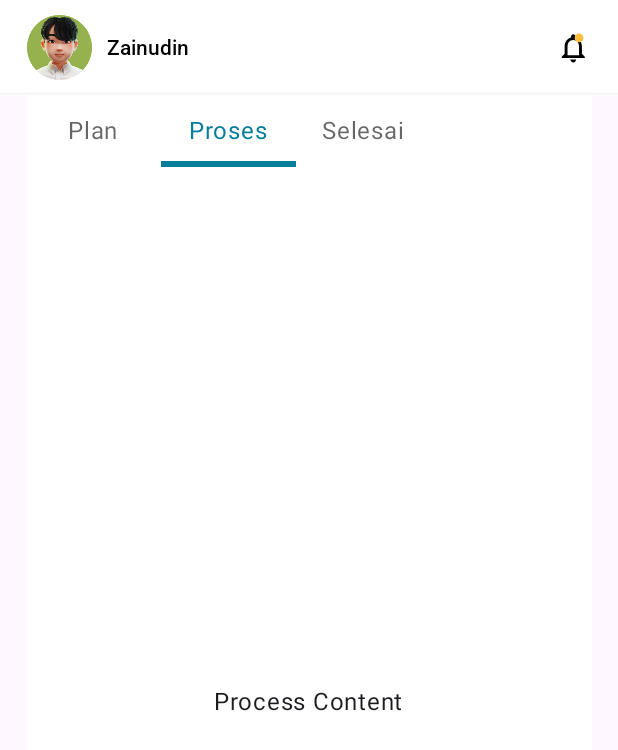
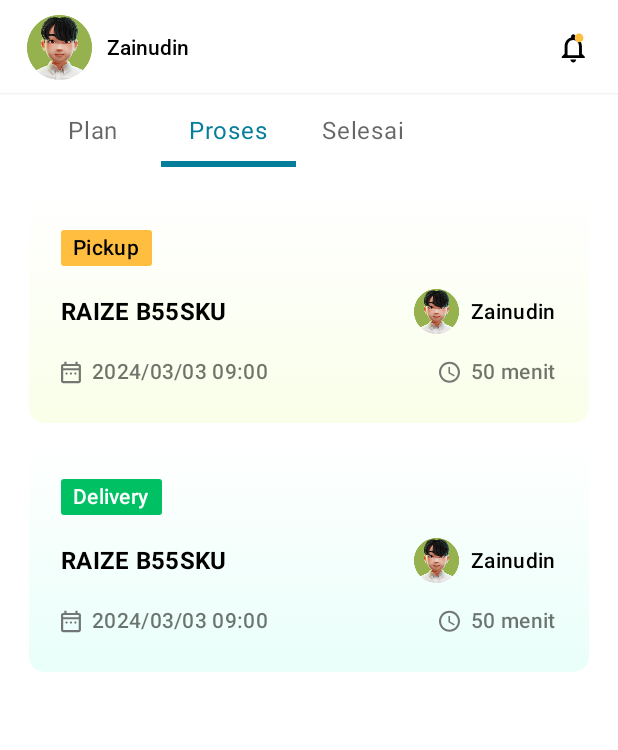
Before and after one commit to FikrTechnology/SiValet_Android, an Android app built with Jetpack Compose: the @Preview function HistoryScreen, tab 2 chosen, on a phone screen of 412 x 824 dp. Shown: the top 750 px of the screen. Run offline under Robolectric (Android 15) with nearby library versions, the phone set to English and light mode, and no system bars; our stand-ins replace accompanist.

Commit message:
Update History Screen - Add Task Card Delivery and Pickup for Tab Plan, Proses, Selesai

```diff
--- a/app/src/main/java/com/example/sivalet/presentation/component/general/ComponentText.kt
+++ b/app/src/main/java/com/example/sivalet/presentation/component/general/ComponentText.kt
@@ -13,6 +13,20 @@ import com.example.sivalet.ui.theme.SiValetColor
 
 
 //////////////////////////////// TEXT Title Style //////////////////////////////////
+@Composable
+fun TextTitleMedium(
+    text: String,
+    color: Color = Color.Unspecified,
+    fontWeight: FontWeight = FontWeight.W400,
+){
+    Text(
+        text = text,
+        style = MaterialTheme.typography.titleMedium,
+        color = color,
+        fontWeight = fontWeight
+    )
+}
+
 @Composable
 fun TextTitleMediumBlack600(
     text: String,
--- /dev/null
+++ b/app/src/main/java/com/example/sivalet/presentation/component/history/ComponentDateTimeHistory.kt
@@ -0,0 +1,31 @@
+package com.example.sivalet.presentation.component.history
+
+import androidx.compose.foundation.layout.Arrangement
+import androidx.compose.foundation.layout.Row
+import androidx.compose.material3.Icon
+import androidx.compose.runtime.Composable
+import androidx.compose.ui.Alignment
+import androidx.compose.ui.graphics.painter.Painter
+import androidx.compose.ui.text.font.FontWeight
+import androidx.compose.ui.unit.dp
+import com.example.sivalet.presentation.component.general.TextBodyMediumGray400
+
+@Composable
+fun ComponentDateTimeHistory(
+    icon: Painter,
+    text: String
+) {
+    Row(
+        horizontalArrangement = Arrangement.spacedBy(7.dp),
+        verticalAlignment = Alignment.CenterVertically
+    ) {
+        Icon(
+            painter = icon,
+            contentDescription = null
+        )
+        TextBodyMediumGray400(
+            text = text,
+            fontWeight = FontWeight.W500
+        )
+    }
+}
--- /dev/null
+++ b/app/src/main/java/com/example/sivalet/presentation/component/history/ComponentTaskCardHistory.kt
@@ -0,0 +1,108 @@
+package com.example.sivalet.presentation.component.history
+
+import androidx.compose.foundation.Image
+import androidx.compose.foundation.background
+import androidx.compose.foundation.layout.Arrangement
+import androidx.compose.foundation.layout.Box
+import androidx.compose.foundation.layout.Column
+import androidx.compose.foundation.layout.Row
+import androidx.compose.foundation.layout.fillMaxWidth
+import androidx.compose.foundation.layout.padding
+import androidx.compose.foundation.layout.size
+import androidx.compose.foundation.layout.wrapContentHeight
+import androidx.compose.foundation.shape.RoundedCornerShape
+import androidx.compose.runtime.Composable
+import androidx.compose.ui.Alignment
+import androidx.compose.ui.Modifier
+import androidx.compose.ui.draw.clip
+import androidx.compose.ui.draw.shadow
+import androidx.compose.ui.graphics.Brush
+import androidx.compose.ui.res.painterResource
+import androidx.compose.ui.text.font.FontWeight
+import androidx.compose.ui.unit.dp
+import com.example.sivalet.R
+import com.example.sivalet.presentation.component.general.CardTag
+import com.example.sivalet.presentation.component.general.TextBodyMediumBlack500
+import com.example.sivalet.presentation.component.general.TextTitleMedium
+import com.example.sivalet.ui.theme.HistoryStrings
+import com.example.sivalet.ui.theme.SiValetColor
+
+@Composable
+fun ComponentTaskCardHistory(
+    isCardDelivery: Boolean = true,
+    carNumber: String,
+    isDriver: Boolean = true,
+    driverName: String,
+    date: String,
+    time: String
+) {
+    Box(
+        modifier = Modifier
+            .fillMaxWidth()
+            .wrapContentHeight()
+            .shadow(
+                2.dp,
+                shape = RoundedCornerShape(10.dp),
+                clip = true
+            )
+            .clip(RoundedCornerShape(10.dp))
+            .background(
+                brush = Brush.verticalGradient(
+                    colors = listOf(
+                        SiValetColor.White,
+                        if (isCardDelivery) SiValetColor.Bubbles else SiValetColor.Ivory
+                    )
+                )
+            ),
+    ) {
+        Column(
+            modifier = Modifier
+                .fillMaxWidth()
+                .padding(horizontal = 21.dp, vertical = 24.dp),
+            verticalArrangement = Arrangement.spacedBy(15.dp)
+        ) {
+            CardTag(
+                text = if (isCardDelivery) HistoryStrings.LABEL_DELIVERY else HistoryStrings.LABEL_PICKUP,
+                backgroundColor = if (isCardDelivery) SiValetColor.Secondary else SiValetColor.Third,
+                textColorBlack = !isCardDelivery,
+            )
+            Row(
+                modifier = Modifier
+                    .fillMaxWidth(),
+                horizontalArrangement = Arrangement.SpaceBetween,
+                verticalAlignment = Alignment.CenterVertically
+            ) {
+                TextTitleMedium(
+                    text = carNumber,
+                    color = SiValetColor.Black,
+                    fontWeight = FontWeight.W700
+                )
+                Row(
+                    horizontalArrangement = Arrangement.spacedBy(8.dp),
+                    verticalAlignment = Alignment.CenterVertically
+                ) {
+                    Image(
+                        modifier = Modifier.size(30.dp),
+                        painter = if (isDriver) painterResource(id = R.drawable.img_profile) else painterResource(id = R.drawable.img_profile_cordinator),
+                        contentDescription = null
+                    )
+                    TextBodyMediumBlack500(text = driverName)
+                }
+            }
+            Row(
+                modifier = Modifier
+                    .fillMaxWidth(),
+                horizontalArrangement = Arrangement.SpaceBetween,
+            ) {
+                ComponentDateTimeHistory(
+                    icon = painterResource(id = R.drawable.ico_date_gray),
+                    text = date
+                )
+                ComponentDateTimeHistory(
+                    icon = painterResource(id = R.drawable.ico_time_gray),
+                    text = time
+                )
+            }
+        }
+    }
+}
--- a/app/src/main/java/com/example/sivalet/presentation/history/HistoryScreen.kt
+++ b/app/src/main/java/com/example/sivalet/presentation/history/HistoryScreen.kt
@@ -1,7 +1,5 @@
 package com.example.sivalet.presentation.history
 
-import androidx.compose.foundation.background
-import androidx.compose.foundation.layout.Box
 import androidx.compose.foundation.layout.Column
 import androidx.compose.foundation.layout.WindowInsets
 import androidx.compose.foundation.layout.fillMaxSize
@@ -15,13 +13,11 @@ import androidx.compose.material.Tab
 import androidx.compose.material.TabRowDefaults
 //noinspection UsingMaterialAndMaterial3Libraries
 import androidx.compose.material.TabRowDefaults.tabIndicatorOffset
-import androidx.compose.material3.Icon
 import androidx.compose.material3.MaterialTheme
 import androidx.compose.material3.Scaffold
 import androidx.compose.material3.Text
 import androidx.compose.runtime.Composable
 import androidx.compose.runtime.rememberCoroutineScope
-import androidx.compose.ui.Alignment
 import androidx.compose.ui.Modifier
 import androidx.compose.ui.res.painterResource
 import androidx.compose.ui.tooling.preview.Preview
@@ -37,11 +33,13 @@ import kotlinx.coroutines.launch
 @Preview(showBackground = true)
 @Composable
 fun HistoryScreen() {
-    val tabs = listOf(HistoryStrings.LABEL_PLAN, HistoryStrings.LABEL_PROCESS, HistoryStrings.LABEL_DONE)
+    val tabs =
+        listOf(HistoryStrings.LABEL_PLAN, HistoryStrings.LABEL_PROCESS, HistoryStrings.LABEL_DONE)
     val pagerState = rememberPagerState()
     val coroutineScope = rememberCoroutineScope()
 
     Scaffold(
+        containerColor = SiValetColor.White,
         contentWindowInsets = WindowInsets(
             left = 17.dp,
             top = 16.dp,
@@ -59,12 +57,11 @@ fun HistoryScreen() {
                 imgTrailing = painterResource(id = R.drawable.ico_notification)
             )
         }
-    ) { paddingValues->
+    ) { paddingValues ->
         Column(
             modifier = Modifier
                 .fillMaxSize()
                 .padding(paddingValues)
-                .background(SiValetColor.White)
         ) {
             // Tabs
             ScrollableTabRow(
@@ -79,7 +76,7 @@ fun HistoryScreen() {
                     )
                 },
                 backgroundColor = SiValetColor.White,
-                divider = {  },
+                divider = { },
             ) {
                 tabs.forEachIndexed { index, title ->
                     Tab(
@@ -95,7 +92,11 @@ fun HistoryScreen() {
                                 style = if (pagerState.currentPage == index) {
                                     MaterialTheme.typography.bodyLarge.copy(color = SiValetColor.Primary)
                                 } else {
-                                    MaterialTheme.typography.bodyLarge.copy(color = SiValetColor.Black.copy(alpha = 0.6f))
+                                    MaterialTheme.typography.bodyLarge.copy(
+                                        color = SiValetColor.Black.copy(
+                                            alpha = 0.6f
+                                        )
+                                    )
                                 }
                             )
                         }
@@ -118,42 +119,3 @@ fun HistoryScreen() {
         }
     }
 }
-
-@Composable
-fun PlanContent() {
-    Box(
-        modifier = Modifier.fillMaxSize(),
-        contentAlignment = Alignment.Center
-    ) {
-        Text(
-            text = "Plan Content",
-            style = MaterialTheme.typography.bodyLarge
-        )
-    }
-}
-
-@Composable
-fun ProcessContent() {
-    Box(
-        modifier = Modifier.fillMaxSize(),
-        contentAlignment = Alignment.Center
-    ) {
-        Text(
-            text = "Process Content",
-            style = MaterialTheme.typography.bodyLarge
-        )
-    }
-}
-
-@Composable
-fun DoneContent() {
-    Box(
-        modifier = Modifier.fillMaxSize(),
-        contentAlignment = Alignment.Center
-    ) {
-        Text(
-            text = "Done Content",
-            style = MaterialTheme.typography.bodyLarge
-        )
-    }
-}
--- /dev/null
+++ b/app/src/main/java/com/example/sivalet/presentation/history/TabDoneScreen.kt
@@ -0,0 +1,45 @@
+package com.example.sivalet.presentation.history
+
+import androidx.compose.foundation.background
+import androidx.compose.foundation.layout.Arrangement
+import androidx.compose.foundation.layout.Column
+import androidx.compose.foundation.layout.fillMaxSize
+import androidx.compose.foundation.layout.fillMaxWidth
+import androidx.compose.foundation.layout.padding
+import androidx.compose.foundation.layout.wrapContentHeight
+import androidx.compose.foundation.shape.RoundedCornerShape
+import androidx.compose.runtime.Composable
+import androidx.compose.ui.Modifier
+import androidx.compose.ui.draw.clip
+import androidx.compose.ui.draw.shadow
+import androidx.compose.ui.graphics.Brush
+import androidx.compose.ui.tooling.preview.Preview
+import androidx.compose.ui.unit.dp
+import com.example.sivalet.presentation.component.history.ComponentTaskCardHistory
+import com.example.sivalet.ui.theme.SiValetColor
+
+@Composable
+fun DoneContent() {
+    Column(
+        modifier = Modifier
+            .fillMaxSize()
+            .padding(vertical = 18.dp, horizontal = 2.dp)
+            .background(SiValetColor.White),
+        verticalArrangement = Arrangement.spacedBy(13.dp)
+    ) {
+        ComponentTaskCardHistory(
+            isCardDelivery = false,
+            carNumber = "RAIZE B55SKU",
+            driverName = "Zainudin",
+            date = "2024/03/03 09:00",
+            time = "50 menit"
+        )
+
+        ComponentTaskCardHistory(
+            carNumber = "RAIZE B55SKU",
+            driverName = "Zainudin",
+            date = "2024/03/03 09:00",
+            time = "50 menit"
+        )
+    }
+}
--- /dev/null
+++ b/app/src/main/java/com/example/sivalet/presentation/history/TabPlanScreen.kt
@@ -0,0 +1,38 @@
+package com.example.sivalet.presentation.history
+
+import androidx.compose.foundation.background
+import androidx.compose.foundation.layout.Arrangement
+import androidx.compose.foundation.layout.Column
+import androidx.compose.foundation.layout.fillMaxSize
+import androidx.compose.foundation.layout.padding
+import androidx.compose.runtime.Composable
+import androidx.compose.ui.Modifier
+import androidx.compose.ui.unit.dp
+import com.example.sivalet.presentation.component.history.ComponentTaskCardHistory
+import com.example.sivalet.ui.theme.SiValetColor
+
+@Composable
+fun PlanContent() {
+    Column(
+        modifier = Modifier
+            .fillMaxSize()
+            .padding(vertical = 18.dp, horizontal = 2.dp)
+            .background(SiValetColor.White),
+        verticalArrangement = Arrangement.spacedBy(13.dp)
+    ) {
+        ComponentTaskCardHistory(
+            isCardDelivery = false,
+            carNumber = "RAIZE B55SKU",
+            driverName = "Zainudin",
+            date = "2024/03/03 09:00",
+            time = "50 menit"
+        )
+
+        ComponentTaskCardHistory(
+            carNumber = "RAIZE B55SKU",
+            driverName = "Zainudin",
+            date = "2024/03/03 09:00",
+            time = "50 menit"
+        )
+    }
+}
--- /dev/null
+++ b/app/src/main/java/com/example/sivalet/presentation/history/TabProcessScreen.kt
@@ -0,0 +1,42 @@
+package com.example.sivalet.presentation.history
+
+import androidx.compose.foundation.background
+import androidx.compose.foundation.layout.Arrangement
+import androidx.compose.foundation.layout.Box
+import androidx.compose.foundation.layout.Column
+import androidx.compose.foundation.layout.fillMaxSize
+import androidx.compose.foundation.layout.padding
+import androidx.compose.material3.MaterialTheme
+import androidx.compose.material3.Text
+import androidx.compose.runtime.Composable
+import androidx.compose.ui.Alignment
+import androidx.compose.ui.Modifier
+import androidx.compose.ui.unit.dp
+import com.example.sivalet.presentation.component.history.ComponentTaskCardHistory
+import com.example.sivalet.ui.theme.SiValetColor
+
+@Composable
+fun ProcessContent() {
+    Column(
+        modifier = Modifier
+            .fillMaxSize()
+            .padding(vertical = 18.dp, horizontal = 2.dp)
+            .background(SiValetColor.White),
+        verticalArrangement = Arrangement.spacedBy(13.dp)
+    ) {
+        ComponentTaskCardHistory(
+            isCardDelivery = false,
+            carNumber = "RAIZE B55SKU",
+            driverName = "Zainudin",
+            date = "2024/03/03 09:00",
+            time = "50 menit"
+        )
+
+        ComponentTaskCardHistory(
+            carNumber = "RAIZE B55SKU",
+            driverName = "Zainudin",
+            date = "2024/03/03 09:00",
+            time = "50 menit"
+        )
+    }
+}
--- a/app/src/main/java/com/example/sivalet/ui/theme/Color.kt
+++ b/app/src/main/java/com/example/sivalet/ui/theme/Color.kt
@@ -23,4 +23,6 @@ object SiValetColor {
     val BorderColor = Color(0xFFEEEEEE)
     val OldBlue = Color(0xFF085686)
     val Purple = Color(0xFF9747FF)
+    val Ivory = Color(0xFFF9FFE9)
+    val Bubbles = Color(0xFFE9FFF9)
 }
--- /dev/null
+++ b/app/src/main/res/drawable/ico_date_gray.xml
@@ -0,0 +1,10 @@
+<vector xmlns:android="http://schemas.android.com/apk/res/android"
+    android:width="13dp"
+    android:height="15dp"
+    android:viewportWidth="13"
+    android:viewportHeight="15">
+  <path
+      android:pathData="M3.611,8.9C3.406,8.9 3.235,8.833 3.096,8.698C2.958,8.564 2.889,8.398 2.889,8.2C2.889,8.002 2.958,7.835 3.096,7.701C3.235,7.567 3.406,7.5 3.611,7.5C3.816,7.5 3.987,7.567 4.126,7.701C4.264,7.835 4.333,8.002 4.333,8.2C4.333,8.398 4.264,8.564 4.126,8.698C3.987,8.833 3.816,8.9 3.611,8.9ZM6.5,8.9C6.295,8.9 6.124,8.833 5.986,8.698C5.847,8.564 5.778,8.398 5.778,8.2C5.778,8.002 5.847,7.835 5.986,7.701C6.124,7.567 6.295,7.5 6.5,7.5C6.705,7.5 6.876,7.567 7.015,7.701C7.153,7.835 7.222,8.002 7.222,8.2C7.222,8.398 7.153,8.564 7.015,8.698C6.876,8.833 6.705,8.9 6.5,8.9ZM9.389,8.9C9.184,8.9 9.013,8.833 8.875,8.698C8.736,8.564 8.667,8.398 8.667,8.2C8.667,8.002 8.736,7.835 8.875,7.701C9.013,7.567 9.184,7.5 9.389,7.5C9.594,7.5 9.765,7.567 9.903,7.701C10.042,7.835 10.111,8.002 10.111,8.2C10.111,8.398 10.042,8.564 9.903,8.698C9.765,8.833 9.594,8.9 9.389,8.9ZM1.444,14.5C1.047,14.5 0.707,14.363 0.424,14.089C0.141,13.815 0,13.485 0,13.1V3.3C0,2.915 0.141,2.586 0.424,2.312C0.707,2.037 1.047,1.9 1.444,1.9H2.167V0.5H3.611V1.9H9.389V0.5H10.833V1.9H11.556C11.953,1.9 12.293,2.037 12.576,2.312C12.859,2.586 13,2.915 13,3.3V13.1C13,13.485 12.859,13.815 12.576,14.089C12.293,14.363 11.953,14.5 11.556,14.5H1.444ZM1.444,13.1H11.556V6.1H1.444V13.1ZM1.444,4.7H11.556V3.3H1.444V4.7Z"
+      android:fillColor="#000000"
+      android:fillAlpha="0.6"/>
+</vector>
--- /dev/null
+++ b/app/src/main/res/drawable/ico_time_gray.xml
@@ -0,0 +1,10 @@
+<vector xmlns:android="http://schemas.android.com/apk/res/android"
+    android:width="14dp"
+    android:height="15dp"
+    android:viewportWidth="14"
+    android:viewportHeight="15">
+  <path
+      android:pathData="M6.993,0.5C3.129,0.5 0,3.636 0,7.5C0,11.364 3.129,14.5 6.993,14.5C10.864,14.5 14,11.364 14,7.5C14,3.636 10.864,0.5 6.993,0.5ZM7,13.1C3.906,13.1 1.4,10.594 1.4,7.5C1.4,4.406 3.906,1.9 7,1.9C10.094,1.9 12.6,4.406 12.6,7.5C12.6,10.594 10.094,13.1 7,13.1ZM7.35,4H6.3V8.2L9.975,10.405L10.5,9.544L7.35,7.675V4Z"
+      android:fillColor="#000000"
+      android:fillAlpha="0.6"/>
+</vector>
```
Also changed, not shown: app/src/main/res/drawable/img_profile_cordinator.png (added).
